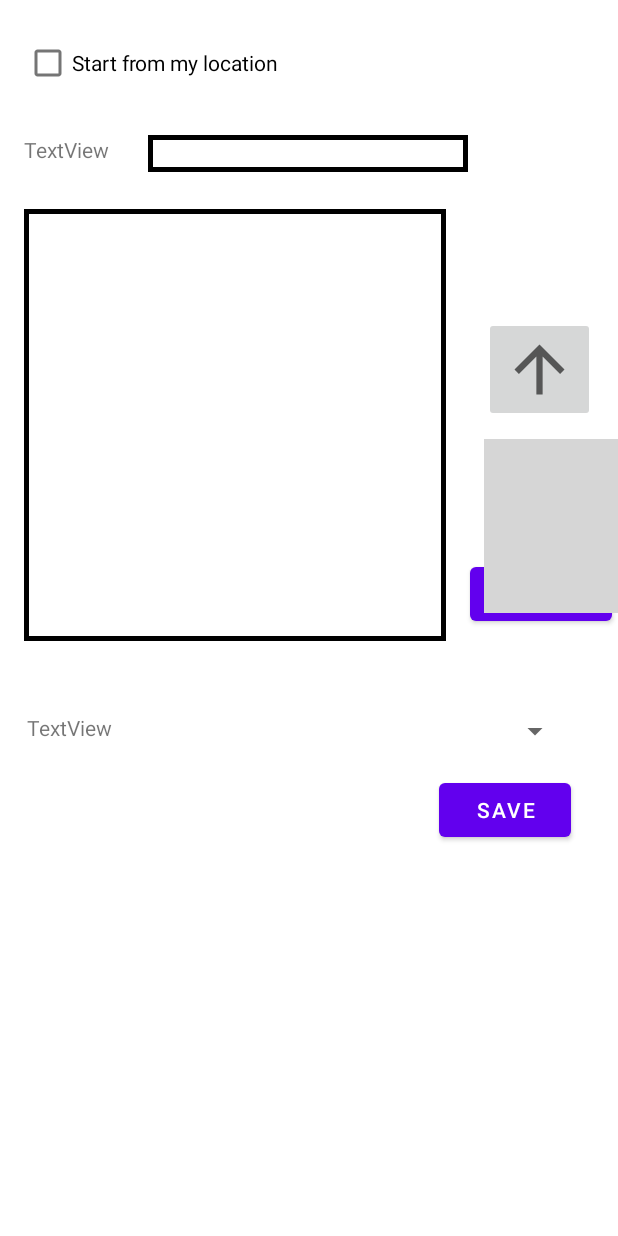
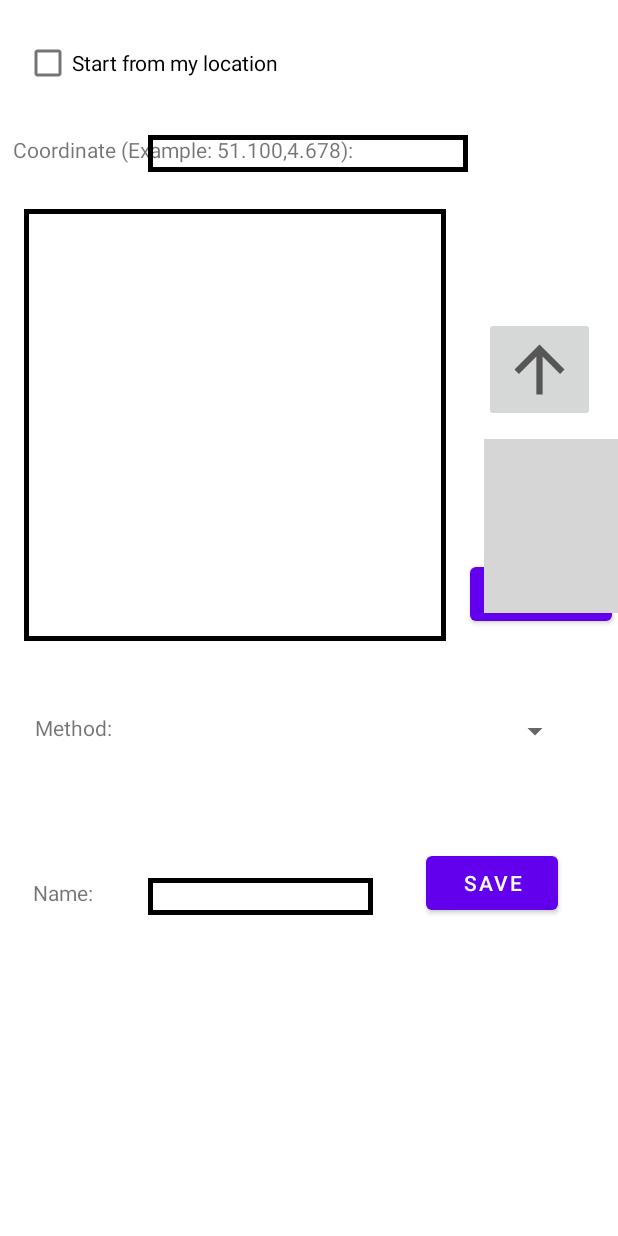
Before and after one commit to Jaspervanes-github/Eindopdracht-CSD, an Android app: the layout edit_fragment.xml on its own in the app's theme, with its tools: preview values and no code run, on a phone screen of 412 x 824 dp. Run offline under Robolectric (Android 15) with nearby library versions, the phone set to English and light mode, and no system bars; grey boxes are pictures that could not be loaded.

Commit message:
[ADD]database is more implemented with the viewmodel now and the layout of the edit fragment is done. Only the code for the fragment is needed!

```diff
--- a/app/src/main/java/com/example/eindopdrachtcsdlarsrookenjaspervanes/database/Database.java
+++ b/app/src/main/java/com/example/eindopdrachtcsdlarsrookenjaspervanes/database/Database.java
@@ -10,7 +10,7 @@ import com.example.eindopdrachtcsdlarsrookenjaspervanes.database.daos.RouteDao;
 import com.example.eindopdrachtcsdlarsrookenjaspervanes.database.entities.Route;
 
 @TypeConverters(RoomConverter.class)
-@androidx.room.Database(entities = {Route.class}, version = 2, exportSchema = false)
+@androidx.room.Database(entities = {Route.class}, version = 3, exportSchema = false)
 public abstract class Database extends RoomDatabase {
     public abstract RouteDao routeDao();
 
--- a/app/src/main/java/com/example/eindopdrachtcsdlarsrookenjaspervanes/database/daos/RouteDao.java
+++ b/app/src/main/java/com/example/eindopdrachtcsdlarsrookenjaspervanes/database/daos/RouteDao.java
@@ -26,6 +26,8 @@ public interface RouteDao {
     @Query("SELECT * FROM Route WHERE uid = :uid")
     Route findRouteByID(int uid);
 
+    @Query("SELECT * FROM Route WHERE isActive = 1 LIMIT 1")
+    Route getActiveRoute();
 
     @Insert
     void insertRoute(Route... routes);
--- a/app/src/main/java/com/example/eindopdrachtcsdlarsrookenjaspervanes/fragments/MapFragment.java
+++ b/app/src/main/java/com/example/eindopdrachtcsdlarsrookenjaspervanes/fragments/MapFragment.java
@@ -172,8 +172,9 @@ public class MapFragment extends Fragment implements LifecycleOwner {
                         GeoPoint[] pointsVisited = mViewModel.getPointsVisited().getValue();
                         pointsVisited[pointsVisited.length - 1] = currentLocation.getPosition();
                         mViewModel.setPointsVisited(pointsVisited);
-                        refreshMap();
+
                     }
+                     refreshMap();
 //                }
 
                 mapView.getOverlays().add(startPoint);
--- a/app/src/main/java/com/example/eindopdrachtcsdlarsrookenjaspervanes/fragments/QuickRouteFragment.java
+++ b/app/src/main/java/com/example/eindopdrachtcsdlarsrookenjaspervanes/fragments/QuickRouteFragment.java
@@ -74,9 +74,9 @@ public class QuickRouteFragment extends Fragment implements LifecycleOwner {
         mViewModel = new ViewModelProvider(requireActivity()).get(ViewModel.class);
 
         textViewInputCoordinates = view.findViewById(R.id.textViewInputCoordinates);
-        textViewInputCoordinates.setText("Coordinate (Example: 51.100,4.678):");
+//        textViewInputCoordinates.setText("Coordinate (Example: 51.100,4.678):");
         textViewMethod = view.findViewById(R.id.textViewMethod);
-        textViewMethod.setText("Method:");
+//        textViewMethod.setText("Method:");
 
         editTextInputCoordinates = view.findViewById(R.id.editTextInputCoordinates);
 
--- a/app/src/main/res/layout-land/edit_fragment.xml
+++ b/app/src/main/res/layout-land/edit_fragment.xml
@@ -5,6 +5,30 @@
     xmlns:tools="http://schemas.android.com/tools"
     android:layout_width="match_parent"
     android:layout_height="match_parent">
+
+    <TextView
+        android:id="@+id/textView"
+        android:layout_width="wrap_content"
+        android:layout_height="wrap_content"
+        android:text="@string/textView_name"
+        app:layout_constraintBottom_toBottomOf="parent"
+        app:layout_constraintEnd_toEndOf="parent"
+        app:layout_constraintHorizontal_bias="0.21"
+        app:layout_constraintStart_toEndOf="@+id/editFragment_imageButtonMoveDown"
+        app:layout_constraintTop_toBottomOf="@+id/editFragment_textViewMethod"
+        app:layout_constraintVertical_bias="0.342" />
+
+    <EditText
+        android:id="@+id/editfragment_editText_nameInput"
+        android:layout_width="150dp"
+        android:layout_height="wrap_content"
+        android:background="@drawable/listview_border"
+        app:layout_constraintBottom_toBottomOf="parent"
+        app:layout_constraintEnd_toEndOf="parent"
+        app:layout_constraintHorizontal_bias="0.493"
+        app:layout_constraintStart_toEndOf="@+id/textView"
+        app:layout_constraintTop_toBottomOf="@+id/editFragment_checkBoxStartLocation"
+        app:layout_constraintVertical_bias="0.149" />
 
     <EditText
         android:id="@+id/editFragment_editTextInputCoordinates"
@@ -24,7 +48,7 @@
         android:layout_width="wrap_content"
         android:layout_height="wrap_content"
         android:layout_marginEnd="24dp"
-        android:text="TextView"
+        android:text="@string/textView_InputCoordinates"
         app:layout_constraintBottom_toBottomOf="parent"
         app:layout_constraintEnd_toStartOf="@+id/editFragment_editTextInputCoordinates"
         app:layout_constraintHorizontal_bias="0.941"
@@ -47,21 +71,20 @@
         android:id="@+id/editFragment_buttonSave"
         android:layout_width="wrap_content"
         android:layout_height="wrap_content"
-        android:layout_marginTop="179dp"
-        android:text="Save"
+        android:text="@string/save_button"
         app:layout_constraintBottom_toBottomOf="parent"
         app:layout_constraintEnd_toEndOf="parent"
-        app:layout_constraintHorizontal_bias="0.975"
-        app:layout_constraintStart_toStartOf="parent"
-        app:layout_constraintTop_toBottomOf="@+id/editFragment_editTextInputCoordinates"
-        app:layout_constraintVertical_bias="0.02" />
+        app:layout_constraintHorizontal_bias="0.827"
+        app:layout_constraintStart_toEndOf="@+id/editFragment_buttonRemovePoint"
+        app:layout_constraintTop_toBottomOf="@+id/editfragment_editText_nameInput"
+        app:layout_constraintVertical_bias="0.298" />
 
     <TextView
         android:id="@+id/editFragment_textViewMethod"
         android:layout_width="wrap_content"
         android:layout_height="wrap_content"
         android:layout_marginStart="34dp"
-        android:text="TextView"
+        android:text="@string/textView_Method"
         app:layout_constraintBottom_toBottomOf="parent"
         app:layout_constraintEnd_toEndOf="parent"
         app:layout_constraintHorizontal_bias="0.0"
@@ -113,21 +136,20 @@
         android:id="@+id/editFragment_buttonRemovePoint"
         android:layout_width="wrap_content"
         android:layout_height="wrap_content"
-        android:layout_marginTop="179dp"
-        android:text="Remove"
+        android:text="@string/remove_button"
         app:layout_constraintBottom_toBottomOf="parent"
         app:layout_constraintEnd_toEndOf="parent"
-        app:layout_constraintHorizontal_bias="0.515"
-        app:layout_constraintStart_toStartOf="parent"
-        app:layout_constraintTop_toBottomOf="@+id/editFragment_editTextInputCoordinates"
-        app:layout_constraintVertical_bias="0.0" />
+        app:layout_constraintHorizontal_bias="0.037"
+        app:layout_constraintStart_toEndOf="@+id/editFragment_listViewPoints"
+        app:layout_constraintTop_toBottomOf="@+id/editFragment_imageButtonMoveDown"
+        app:layout_constraintVertical_bias="0.109" />
 
     <CheckBox
         android:id="@+id/editFragment_checkBoxStartLocation"
         android:layout_width="wrap_content"
         android:layout_height="wrap_content"
         android:layout_marginTop="19dp"
-        android:text="Start from my location"
+        android:text="@string/textView_checkBox"
         app:layout_constraintBottom_toBottomOf="parent"
         app:layout_constraintEnd_toEndOf="parent"
         app:layout_constraintHorizontal_bias="0.971"
--- a/app/src/main/res/layout/edit_fragment.xml
+++ b/app/src/main/res/layout/edit_fragment.xml
@@ -5,6 +5,31 @@
     xmlns:tools="http://schemas.android.com/tools"
     android:layout_width="match_parent"
     android:layout_height="match_parent">
+
+
+    <TextView
+        android:id="@+id/textView"
+        android:layout_width="wrap_content"
+        android:layout_height="wrap_content"
+        android:text="@string/textView_name"
+        app:layout_constraintBottom_toBottomOf="parent"
+        app:layout_constraintEnd_toEndOf="parent"
+        app:layout_constraintHorizontal_bias="0.059"
+        app:layout_constraintStart_toStartOf="parent"
+        app:layout_constraintTop_toBottomOf="@+id/editFragment_textViewMethod"
+        app:layout_constraintVertical_bias="0.292" />
+
+    <EditText
+        android:id="@+id/editfragment_editText_nameInput"
+        android:layout_width="150dp"
+        android:layout_height="wrap_content"
+        android:background="@drawable/listview_border"
+        app:layout_constraintBottom_toBottomOf="parent"
+        app:layout_constraintEnd_toEndOf="parent"
+        app:layout_constraintHorizontal_bias="0.184"
+        app:layout_constraintStart_toEndOf="@+id/textView"
+        app:layout_constraintTop_toBottomOf="@+id/editFragment_spinnerMethod"
+        app:layout_constraintVertical_bias="0.265" />
 
     <EditText
         android:id="@+id/editFragment_editTextInputCoordinates"
@@ -28,7 +53,7 @@
         android:layout_width="wrap_content"
         android:layout_height="wrap_content"
         android:layout_marginTop="24dp"
-        android:text="TextView"
+        android:text="@string/textView_InputCoordinates"
         app:layout_constraintBottom_toBottomOf="parent"
         app:layout_constraintEnd_toEndOf="parent"
         app:layout_constraintHorizontal_bias="0.045"
@@ -53,14 +78,13 @@
         android:layout_width="wrap_content"
         android:layout_height="wrap_content"
         android:layout_marginTop="8dp"
-        android:layout_marginBottom="136dp"
-        android:text="Save"
+        android:layout_marginEnd="40dp"
+        android:text="@string/save_button"
         app:layout_constraintBottom_toBottomOf="parent"
         app:layout_constraintEnd_toEndOf="parent"
-        app:layout_constraintHorizontal_bias="0.904"
-        app:layout_constraintStart_toStartOf="parent"
+        app:layout_constraintStart_toEndOf="@+id/editText"
         app:layout_constraintTop_toBottomOf="@+id/editFragment_spinnerMethod"
-        app:layout_constraintVertical_bias="0.0" />
+        app:layout_constraintVertical_bias="0.188" />
 
     <TextView
         android:id="@+id/editFragment_textViewMethod"
@@ -69,7 +93,7 @@
         android:layout_marginStart="16dp"
         android:layout_marginTop="48dp"
         android:layout_marginEnd="28dp"
-        android:text="TextView"
+        android:text="@string/textView_Method"
         app:layout_constraintBottom_toBottomOf="parent"
         app:layout_constraintEnd_toStartOf="@+id/editFragment_spinnerMethod"
         app:layout_constraintHorizontal_bias="1.0"
@@ -99,7 +123,7 @@
         android:layout_height="wrap_content"
         android:layout_marginTop="263dp"
         android:layout_marginBottom="36dp"
-        android:text="Remove"
+        android:text="@string/remove_button"
         app:layout_constraintBottom_toTopOf="@+id/editFragment_spinnerMethod"
         app:layout_constraintEnd_toEndOf="parent"
         app:layout_constraintHorizontal_bias="0.987"
@@ -138,7 +162,7 @@
         android:id="@+id/editFragment_checkBoxStartLocation"
         android:layout_width="wrap_content"
         android:layout_height="wrap_content"
-        android:text="Start from my location"
+        android:text="@string/textView_checkBox"
         app:layout_constraintBottom_toBottomOf="parent"
         app:layout_constraintEnd_toEndOf="parent"
         app:layout_constraintHorizontal_bias="0.066"
--- a/app/src/main/res/values/strings.xml
+++ b/app/src/main/res/values/strings.xml
@@ -2,12 +2,22 @@
     <string name="app_name">Eindopdracht CSD Lars Rook en Jasper van Es</string>
     <string name="addButtonRecyclerView">Add new endPoint</string>
 
+<!-- buttons -->
+    <string name="start_button">start</string>
+    <string name="save_button">save</string>
+    <string name="remove_button">remove</string>
 
 <!--  this is for the bottom navigation bar  -->
     <string name="quickRoute">Quick route</string>
     <string name="map">Map</string>
     <string name="destinations">Destinations</string>
 
+    <string name="textView_InputCoordinates">Coordinate (Example: 51.100,4.678):</string>
+    <string name="textView_Method">Method:</string>
+    <string name="textView_checkBox">Start from my location</string>\
+
+
+
     <string name="textView_name">Name: </string>
     <string name="textView_endpoint">Endpoint: </string>
     <string name="textView_pointInBetween">Points in between: </string>
```
Also changed, not shown: app/src/main/java/com/example/eindopdrachtcsdlarsrookenjaspervanes/database/entities/Route.java (+12 -0 lines), app/src/main/java/com/example/eindopdrachtcsdlarsrookenjaspervanes/fragments/EditFragment.java (+26 -1 lines), app/src/main/java/com/example/eindopdrachtcsdlarsrookenjaspervanes/fragments/RouteListFragment.java (+12 -9 lines), app/src/main/java/com/example/eindopdrachtcsdlarsrookenjaspervanes/viewModels/ViewModel.java (+10 -4 lines), app/src/main/res/layout-land/quick_route_fragment.xml (+5 -5 lines), app/src/main/res/layout/quick_route_fragment.xml (+5 -5 lines).
